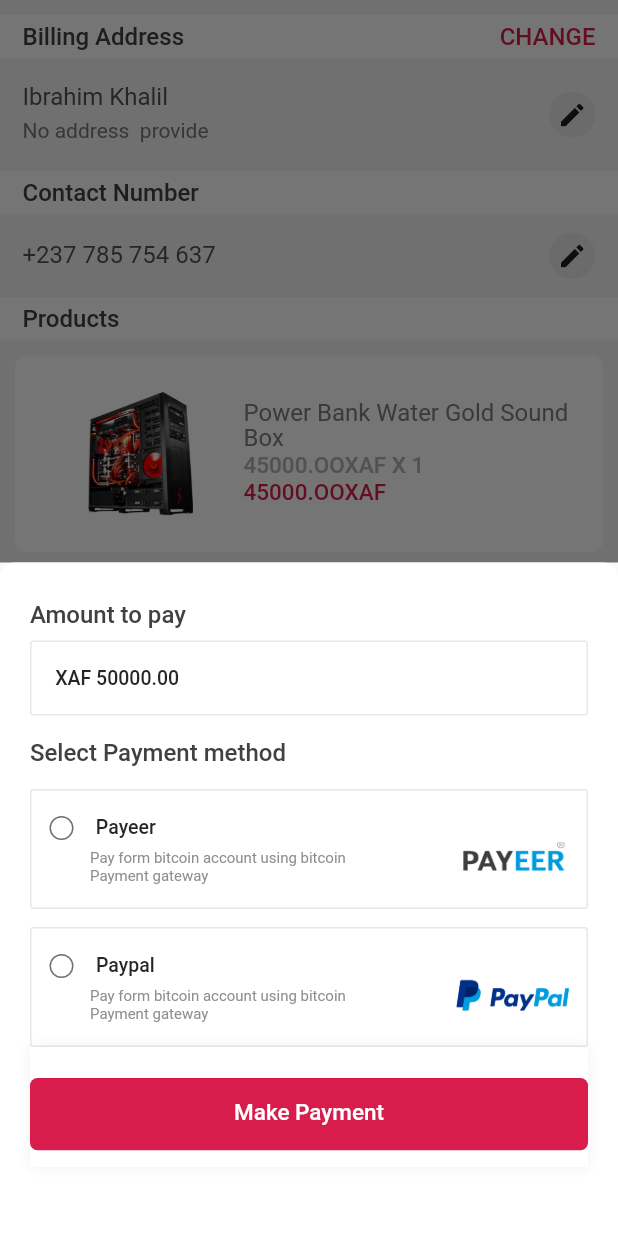
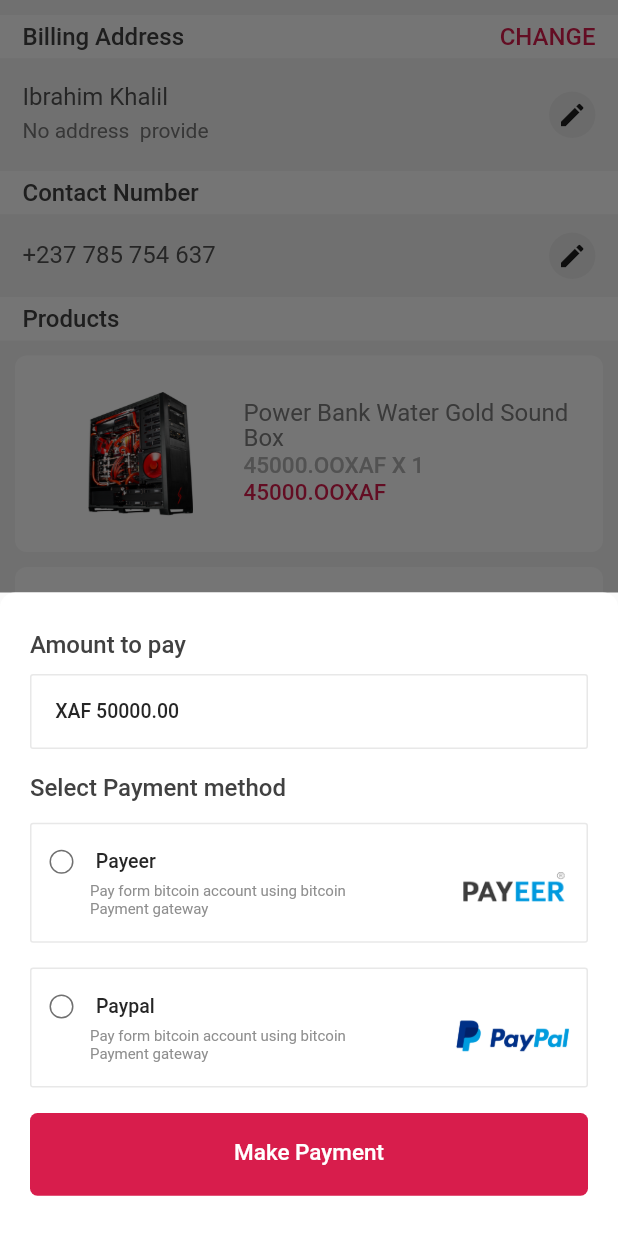
Before and after one commit to nezam10/Gameleven-Ecommerce-app-Bdtask, a Flutter app: the CheckOutPage screen opened directly, scrolled down 65 dp, after a tap on "PLACE ORDER", on a phone screen of 412 x 824 dp. Run offline on Flutter 3.47's test engine with Material 2 defaults, Android fonts, the light colour scheme and no system bars; our stand-ins replace flutter_slidable, flutter_svg, fluttertoast; missing offline and left inert: adobe_xd, flutter_carousel_slider, rotated_corner_decoration.

Commit message:
Some problems solve

```diff
--- a/lib/pages/accountPage.dart
+++ b/lib/pages/accountPage.dart
@@ -1,3 +1,4 @@
+import 'package:bdtask_ecommerce_apps/pages/signInPage.dart';
 import 'package:bdtask_ecommerce_apps/widgets/bottomNavigationBarPage.dart';
 import 'package:flutter/material.dart';
 
@@ -338,11 +339,15 @@ class AccountPage extends StatelessWidget {
                 SizedBox(height: 15),
                 Padding(
                   padding: const EdgeInsets.only(left: 25.0, right: 10),
+                  child: GestureDetector(
+                    onTap: () {
+                      Navigator.push(context, MaterialPageRoute(builder: (context)=>SignInPage()));
+                    },
                     child: Container(
                       width: 416.0,
                       height: 52.0,
                       decoration: BoxDecoration(
-                        //color: Colors.white,
+                          //color: Colors.blue,
                           ),
                       child: Column(
                         children: [
@@ -390,6 +395,7 @@ class AccountPage extends StatelessWidget {
                       ),
                     ),
                   ),
+                ),
                 SizedBox(height: 25),
               ],
             ),
--- a/lib/pages/cartPage.dart
+++ b/lib/pages/cartPage.dart
@@ -159,7 +159,7 @@ class _CartPageState extends State<CartPage> {
                               padding: const EdgeInsets.all(20.0),
                               child: Image.asset(
                                 "$showbrandicon",
-                                fit: BoxFit.fill,
+                                fit: BoxFit.fitHeight,
                               ),
                             ),
                           ),
--- a/lib/pages/checkOutPage.dart
+++ b/lib/pages/checkOutPage.dart
@@ -456,7 +456,7 @@ class _CheckOutPageState extends State<CheckOutPage> {
 
               Container(
                 alignment: Alignment(-0.11, 0.14),
-                width: 416.0,
+                width: MediaQuery.of(context).size.width,
                 height: 106.0,
                 decoration: BoxDecoration(
                   color: Colors.white,
@@ -469,7 +469,7 @@ class _CheckOutPageState extends State<CheckOutPage> {
                   ],
                 ),
                 child: SizedBox(
-                  width: 333.06,
+                  width: MediaQuery.of(context).size.width/1.12,
                   height: 106.0,
                   child: Column(
                     children: <Widget>[
@@ -524,7 +524,7 @@ class _CheckOutPageState extends State<CheckOutPage> {
                               builder: (context) {
                                 return Container(
                                   width: MediaQuery.of(context).size.width,
-                                  height: 449.0,
+                                  height: 429.0,
                                   decoration: BoxDecoration(
                                     borderRadius: BorderRadius.only(
                                         topRight: Radius.circular(10),
--- a/lib/pages/detailsPage.dart
+++ b/lib/pages/detailsPage.dart
@@ -428,11 +428,11 @@ class DetailsPage extends StatelessWidget {
                 // Group: Group 338
                 Container(
                   width: MediaQuery.of(context).size.width,
-                  height: 250.0,
+                  height: 255.0,
                   color: Colors.white,
                   child: Padding(
                     padding: const EdgeInsets.only(
-                        left: 12.0, right: 12.0, top: 12.0, bottom: 12.0),
+                        left: 12.0, right: 12.0, top: 12.0, bottom: 2.0),
                     child: Column(
                       mainAxisAlignment: MainAxisAlignment.start,
                       crossAxisAlignment: CrossAxisAlignment.start,
--- a/lib/pages/orderPage.dart
+++ b/lib/pages/orderPage.dart
@@ -9,10 +9,15 @@ class OrderPage extends StatelessWidget {
   Widget build(BuildContext context) {
     return Padding(
       padding: const EdgeInsets.only(left: 20, right: 20, top: 25),
+      child: Container(
+        width: MediaQuery.of(context).size.width,
+        height: 449.0,
+        child: SingleChildScrollView(
           child: Column(
             mainAxisAlignment: MainAxisAlignment.start,
             crossAxisAlignment: CrossAxisAlignment.start,
             children: [
+
               Text(
                 'Amount to pay',
                 style: TextStyle(
@@ -21,7 +26,7 @@ class OrderPage extends StatelessWidget {
                   fontWeight: FontWeight.w500,
                 ),
               ),
-          SizedBox(height: 8),
+              SizedBox(height: MediaQuery.of(context).size.height/80),
 
               Container(
                 alignment: Alignment(-0.89, 0.0),
@@ -43,7 +48,7 @@ class OrderPage extends StatelessWidget {
                   ),
                 ),
               ),
-          SizedBox(height: 15),
+              SizedBox(height: MediaQuery.of(context).size.height/50),
               Text(
                 'Select Payment method',
                 style: TextStyle(
@@ -52,7 +57,7 @@ class OrderPage extends StatelessWidget {
                   fontWeight: FontWeight.w500,
                 ),
               ),
-          SizedBox(height: 15),
+              SizedBox(height: MediaQuery.of(context).size.height/60),
               SizedBox(
                 width: MediaQuery.of(context).size.width,
                 height: 80.0,
@@ -71,7 +76,7 @@ class OrderPage extends StatelessWidget {
                     ),
                     Positioned(
                       right: 10,
-                  bottom: 20,
+                      bottom: 22,
                       child: Container(
                         height: 25,
                         width: 80,
@@ -120,7 +125,7 @@ class OrderPage extends StatelessWidget {
                   ],
                 ),
               ),
-          SizedBox(height: 12),
+              SizedBox(height: MediaQuery.of(context).size.height/50),
               SizedBox(
                 width: MediaQuery.of(context).size.width,
                 height: 80.0,
@@ -188,25 +193,25 @@ class OrderPage extends StatelessWidget {
                   ],
                 ),
               ),
-          // Group: Group 365
+              SizedBox(height: 10),
               Container(
                 alignment: Alignment(-0.11, 0.3),
                 width: MediaQuery.of(context).size.width,
-            height: 80.0,
+                height: MediaQuery.of(context).size.height/ 12.5,
                 decoration: BoxDecoration(
                   color: Colors.white,
-              boxShadow: [
-                BoxShadow(
-                  color: const Color(0xFF9D9D9D).withOpacity(0.16),
-                  offset: Offset(0, 0),
-                  blurRadius: 6.0,
-                ),
-              ],
+                  // boxShadow: [
+                  //   BoxShadow(
+                  //     color: const Color(0xFF9D9D9D).withOpacity(0.16),
+                  //     offset: Offset(0, 0),
+                  //     blurRadius: 6.0,
+                  //   ),
+                  // ],
                 ),
                 child: Container(
                   alignment: Alignment(0.0, -0.08),
                   width: MediaQuery.of(context).size.width,
-              height: 48.21,
+                  height: 55.21,
                   decoration: BoxDecoration(
                     borderRadius: BorderRadius.circular(5.0),
                     color: const Color(0xFFD81D4C),
@@ -223,6 +228,8 @@ class OrderPage extends StatelessWidget {
               ),
             ],
           ),
+        ),
+      ),
     );
   }
 }
--- a/lib/widgets/add_to_cart.dart
+++ b/lib/widgets/add_to_cart.dart
@@ -7,7 +7,8 @@ class AddToCart extends StatelessWidget {
 
   @override
   Widget build(BuildContext context) {
-    return Column(
+    return SingleChildScrollView(
+      child: Column(
         children: [
           Row(
             crossAxisAlignment: CrossAxisAlignment.start,
@@ -210,6 +211,7 @@ class AddToCart extends StatelessWidget {
             ),
           ),
         ],
+      ),
     );
   }
 }
```
Lines whose indentation alone changed are shown as unchanged.
